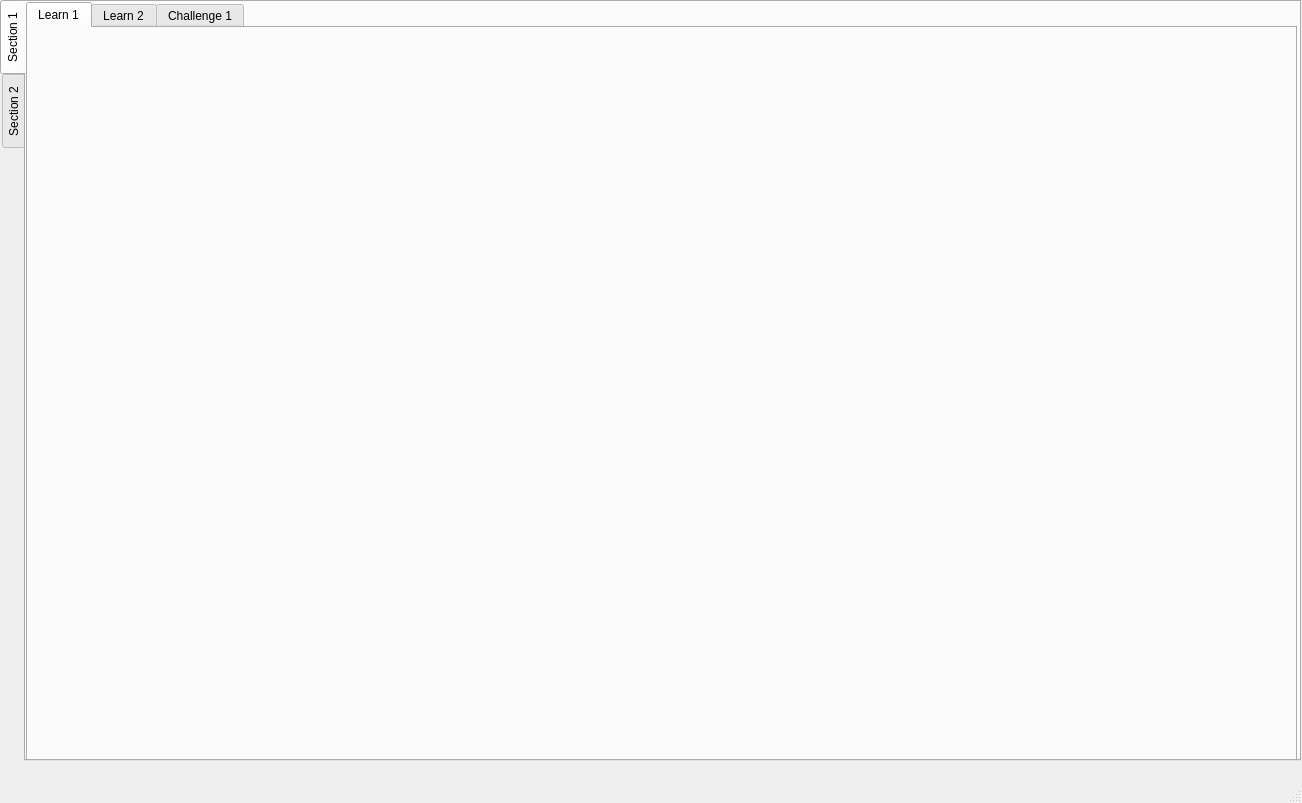
First picture: the form in mainwindow.ui, repository matthewashton-k/LearnMips, before the edit.
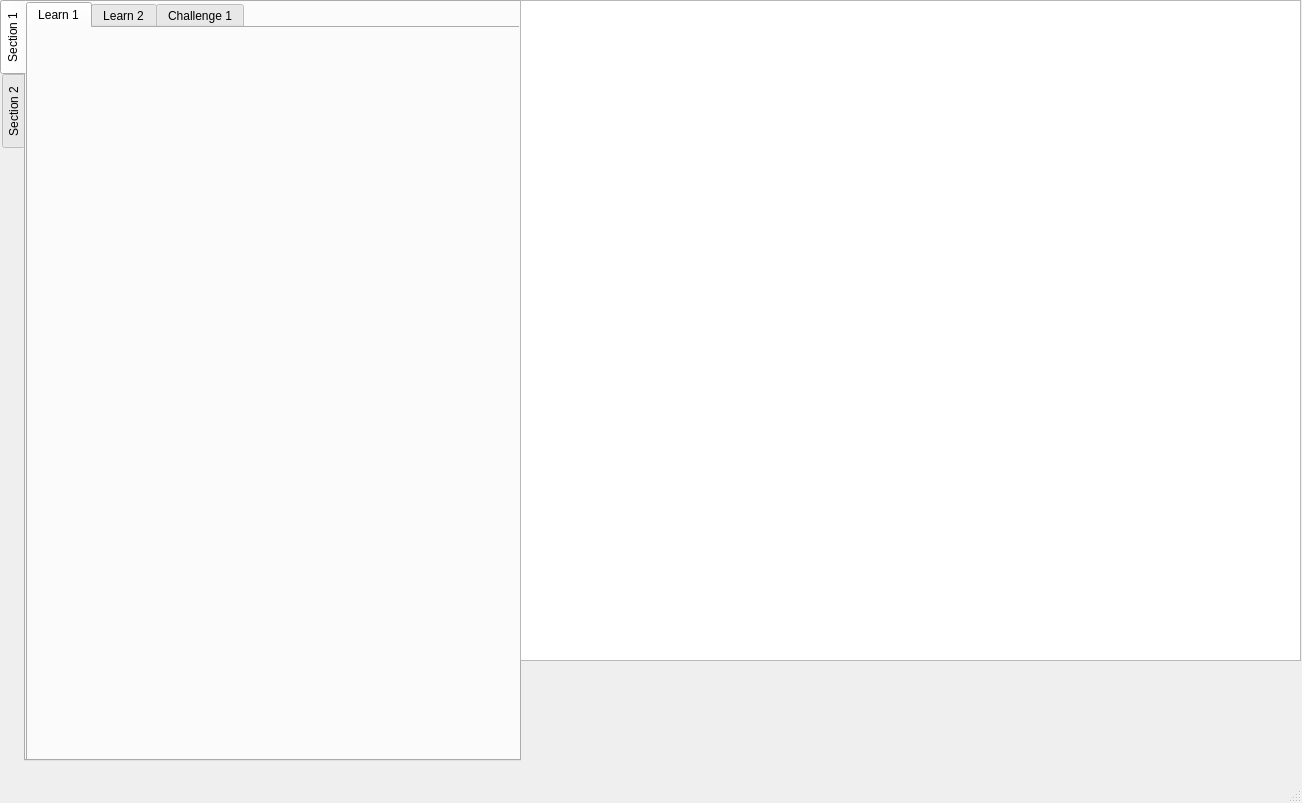
Second picture: the form after the edit. The open tabs and pages were chosen to show the change.

Commit message: Added Text editor widget

Diff of the .ui file:
```diff
--- a/mainwindow.ui
+++ b/mainwindow.ui
@@ -19,7 +19,7 @@
      <rect>
       <x>0</x>
       <y>0</y>
-      <width>1301</width>
+      <width>521</width>
       <height>761</height>
      </rect>
     </property>
@@ -68,6 +68,16 @@
      </attribute>
     </widget>
    </widget>
+   <widget class="QTextEdit" name="codeEdit">
+    <property name="geometry">
+     <rect>
+      <x>520</x>
+      <y>0</y>
+      <width>781</width>
+      <height>661</height>
+     </rect>
+    </property>
+   </widget>
   </widget>
   <widget class="QMenuBar" name="menubar">
    <property name="geometry">
```
Left out of the diff: 6 changed lines with no effect on the pictures.
